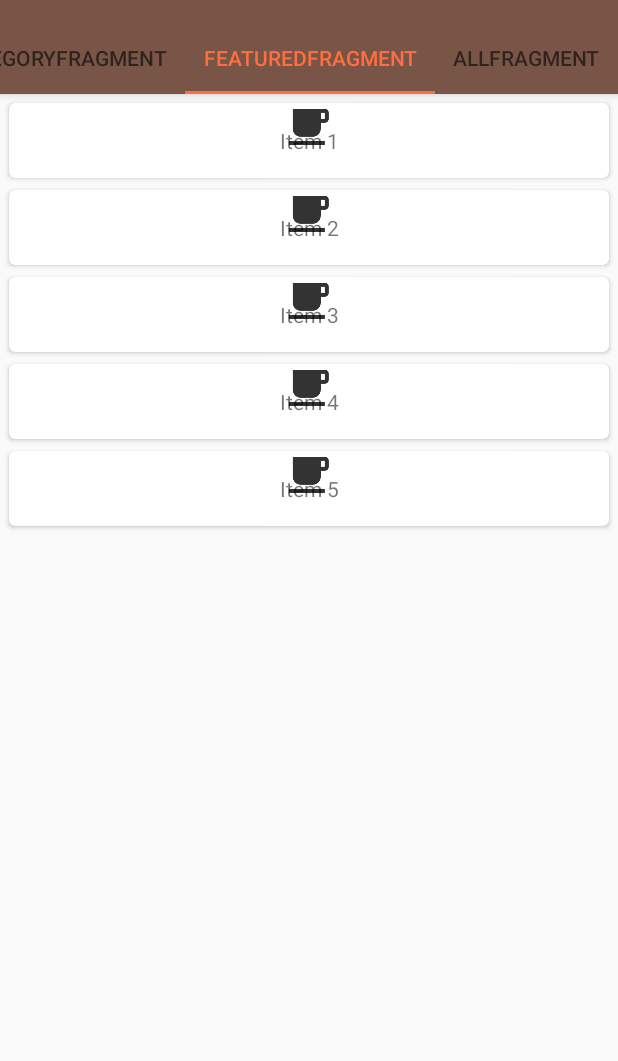
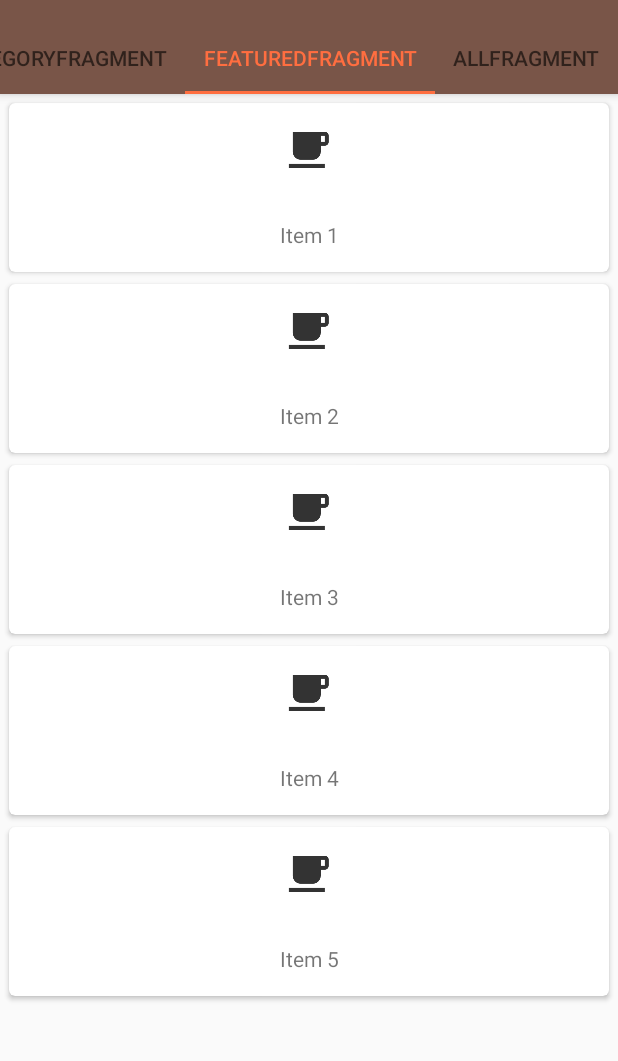
Before and after one commit to ChivoinLong/Brown, an Android app: the MenuActivity screen opened directly, with no data from a screen before it, tab 2 chosen, on a phone screen of 412 x 824 dp, the part 62-1123 px from its top. Run offline under Robolectric (Android 15) with nearby library versions, the phone set to English and light mode, and no system bars.

Commit message:
recyclerview layout changes

```diff
--- a/app/src/main/java/com/thesis/brown/brown/MenuActivity.java
+++ b/app/src/main/java/com/thesis/brown/brown/MenuActivity.java
@@ -84,10 +84,10 @@ public class MenuActivity extends AppCompatActivity implements NavigationView.On
     public boolean onNavigationItemSelected(@NonNull MenuItem item) {
         switch (item.getItemId()){
             case R.id.nav_menu:
+
 //                getSupportFragmentManager().beginTransaction()
 //                        .replace(R.id.main_content, new MenuActivity())
 //                        .commit();
-                startActivity(new Intent(this, MenuActivity.class));
                 mDrawerLayout.closeDrawer(GravityCompat.START);
                 return true;
             default:
--- a/app/src/main/res/layout/fragment_menu.xml
+++ b/app/src/main/res/layout/fragment_menu.xml
@@ -27,7 +27,7 @@
 
     <android.support.v4.widget.DrawerLayout
         android:layout_width="match_parent"
-        android:layout_height="match_parent"
+        android:layout_height="628dp"
         android:id="@+id/drawer_layout"
         app:layout_behavior="@string/appbar_scrolling_view_behavior">
 
@@ -50,7 +50,6 @@
             app:itemTextColor="#FFF"
             android:id="@+id/nav_view"
             app:menu="@menu/nav_menu">
-
         </android.support.design.widget.NavigationView>
 
     </android.support.v4.widget.DrawerLayout>
--- a/app/src/main/res/layout/recycler_item_grid.xml
+++ b/app/src/main/res/layout/recycler_item_grid.xml
@@ -8,10 +8,16 @@
     android:layout_margin="4dp"
     app:cardCornerRadius="4dp">
 
+    <LinearLayout
+        android:layout_width="match_parent"
+        android:layout_height="match_parent"
+        android:orientation="vertical">
+
         <ImageView
             android:layout_width="match_parent"
             android:layout_height="wrap_content"
             android:src="@drawable/ic_cafe_b"
+            android:padding="15dp"
             />
 
         <TextView
@@ -20,5 +26,7 @@
             android:layout_height="wrap_content"
             android:gravity="center"
             android:padding="15dp"/>
+    </LinearLayout>
+
 
 </android.support.v7.widget.CardView>
```
Lines whose indentation alone changed are shown as unchanged.
